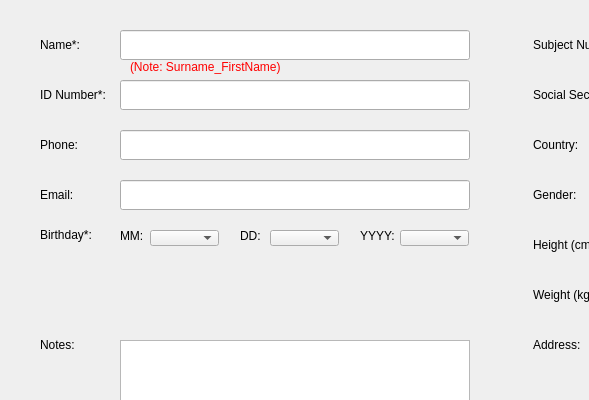
This is DesktopApp/createnewpatientdialog.ui in michaelfong2017/landmark-annotator-desktop as Qt 5 draws it before an edit; both pictures show x 0 to 589 and y 0 to 400 of the 1002 by 537 pixel window. The edited form follows.
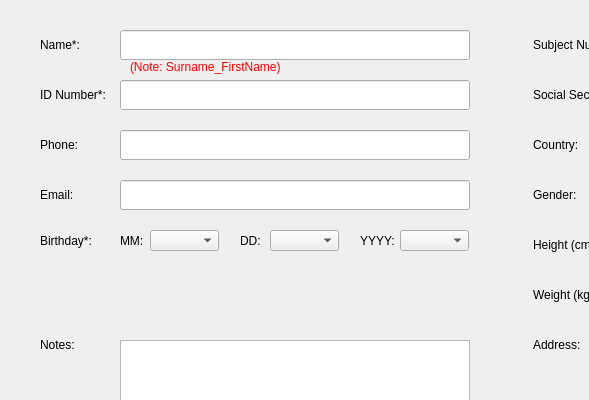
This is the edited form.

Commit message: date dropdowns ui

Patch:
```diff
--- a/DesktopApp/createnewpatientdialog.ui
+++ b/DesktopApp/createnewpatientdialog.ui
@@ -99,7 +99,7 @@
      <x>40</x>
      <y>220</y>
      <width>80</width>
-     <height>30</height>
+     <height>41</height>
     </rect>
    </property>
    <property name="styleSheet">
@@ -411,7 +411,7 @@
      <x>270</x>
      <y>230</y>
      <width>69</width>
-     <height>16</height>
+     <height>21</height>
     </rect>
    </property>
   </widget>
@@ -421,7 +421,7 @@
      <x>150</x>
      <y>230</y>
      <width>69</width>
-     <height>16</height>
+     <height>21</height>
     </rect>
    </property>
   </widget>
@@ -431,7 +431,7 @@
      <x>400</x>
      <y>230</y>
      <width>69</width>
-     <height>16</height>
+     <height>21</height>
     </rect>
    </property>
   </widget>
@@ -468,9 +468,9 @@
    <property name="geometry">
     <rect>
      <x>240</x>
-     <y>220</y>
+     <y>231</y>
      <width>21</width>
-     <height>31</height>
+     <height>20</height>
     </rect>
    </property>
    <property name="styleSheet">
@@ -484,9 +484,9 @@
    <property name="geometry">
     <rect>
      <x>120</x>
-     <y>220</y>
+     <y>230</y>
      <width>31</width>
-     <height>31</height>
+     <height>21</height>
     </rect>
    </property>
    <property name="styleSheet">
@@ -500,9 +500,9 @@
    <property name="geometry">
     <rect>
      <x>360</x>
-     <y>220</y>
+     <y>231</y>
      <width>41</width>
-     <height>31</height>
+     <height>20</height>
     </rect>
    </property>
    <property name="styleSheet">
```
